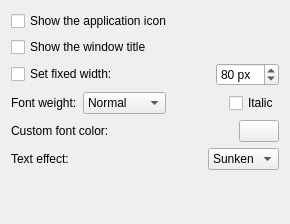
Above: package/contents/ui/config.ui from bulldog98/applicationname-plasmoid before the change. Below: the same form after it.
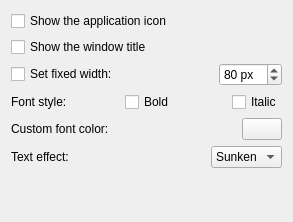
That is the form after the change. Custom widgets are drawn as their Qt base class.

Commit message: Seems all those Font.weight values are pretty useless, switch back to the old setting UI which allows to enable bold text only

```diff
--- a/package/contents/ui/config.ui
+++ b/package/contents/ui/config.ui
@@ -6,8 +6,8 @@
    <rect>
     <x>0</x>
     <y>0</y>
-    <width>290</width>
-    <height>224</height>
+    <width>293</width>
+    <height>222</height>
    </rect>
   </property>
   <property name="windowTitle">
@@ -76,40 +76,28 @@
      <item>
       <widget class="QLabel" name="label">
        <property name="text">
-        <string>Font weight:</string>
+        <string>Font style:</string>
        </property>
       </widget>
      </item>
      <item>
-      <widget class="QComboBox" name="kcfg_weight">
-       <property name="currentIndex">
-        <number>1</number>
+      <spacer name="horizontalSpacer_3">
+       <property name="orientation">
+        <enum>Qt::Horizontal</enum>
        </property>
-       <item>
-        <property name="text">
-         <string>Light</string>
-        </property>
+       <property name="sizeHint" stdset="0">
+        <size>
+         <width>40</width>
+         <height>20</height>
+        </size>
+       </property>
+      </spacer>
        </item>
        <item>
-        <property name="text">
-         <string>Normal</string>
-        </property>
-       </item>
-       <item>
-        <property name="text">
-         <string>DemiBold</string>
-        </property>
-       </item>
-       <item>
+      <widget class="QCheckBox" name="kcfg_bold">
         <property name="text">
          <string>Bold</string>
         </property>
-       </item>
-       <item>
-        <property name="text">
-         <string>Black</string>
-        </property>
-       </item>
       </widget>
      </item>
      <item>
```
Lines whose indentation alone changed are shown as unchanged. The commit also changes 2 other files.
